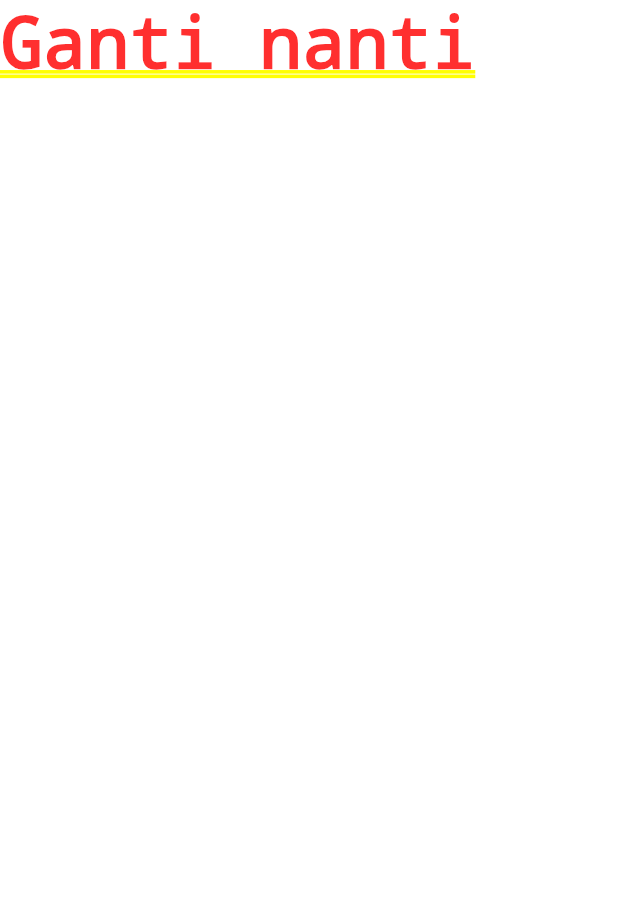
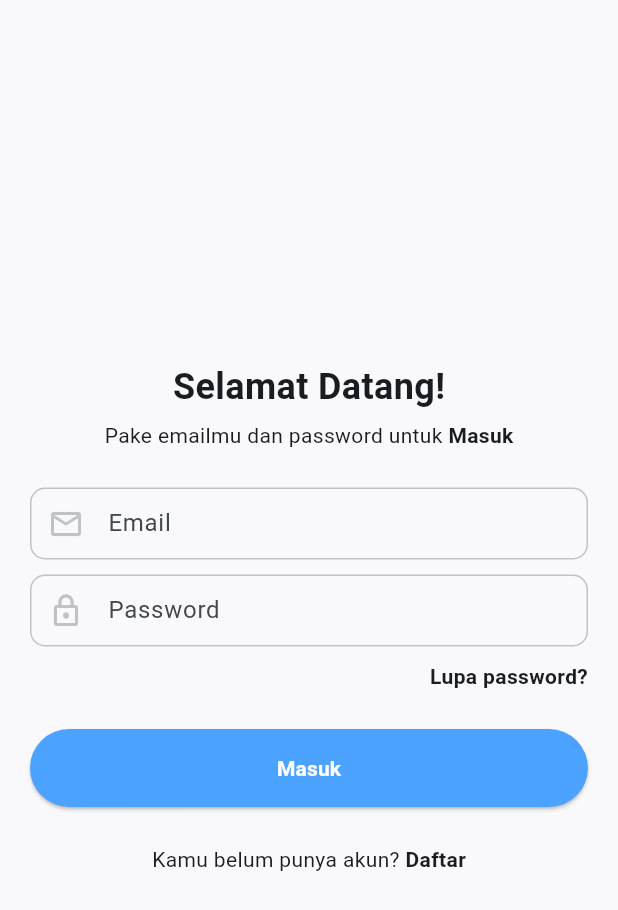
Before and after one commit to Simad9/ProjekAkhir_TPM, a Flutter app: the screen it shows after launch, on a phone screen of 412 x 824 dp. Shown: the top 910 px of the screen. Run offline on Flutter 3.47's test engine with Material 3 defaults, Android fonts, the phone set to English and light mode, and no system bars; our stand-ins replace shared_preferences.

Commit message:
update : login register navigator done

```diff
--- /dev/null
+++ b/lib/components/button_primary.dart
@@ -0,0 +1,23 @@
+import 'package:flutter/material.dart';
+
+class ButtonPrimary extends StatelessWidget {
+  final String text;
+  final void Function() onPressed;
+
+  const ButtonPrimary({super.key, required this.text, required this.onPressed});
+
+  @override
+  Widget build(BuildContext context) {
+    return ElevatedButton(
+      onPressed: onPressed,
+      style: ElevatedButton.styleFrom(
+        padding: EdgeInsets.symmetric(horizontal: 32, vertical: 16),
+        backgroundColor: Color(0xFF4CA2FF),
+      ),
+      child: Text(
+        text,
+        style: TextStyle(color: Colors.white, fontWeight: FontWeight.bold),
+      ),
+    );
+  }
+}
--- /dev/null
+++ b/lib/components/form_input.dart
@@ -0,0 +1,51 @@
+import 'package:flutter/material.dart';
+
+class FormInput extends StatelessWidget {
+  final IconData icon;
+  final String hint;
+  final TextEditingController? controller;
+  final bool obscureText;
+
+  const FormInput({
+    super.key,
+    required this.icon,
+    required this.hint,
+    this.controller,
+    this.obscureText = false,
+  });
+
+  @override
+  Widget build(BuildContext context) {
+    return Column(
+      children: [
+        TextFormField(
+          controller: controller,
+          obscureText: obscureText,
+          decoration: InputDecoration(
+            prefixIcon: Container(
+              padding: EdgeInsets.all(10),
+              child: Icon(icon, color: Color(0xFFBFC3C4)),
+            ),
+            hintText: hint,
+            contentPadding: const EdgeInsets.symmetric(
+              horizontal: 20,
+              vertical: 10,
+            ),
+            border: OutlineInputBorder(
+              borderRadius: BorderRadius.circular(10),
+              borderSide: BorderSide(color: Color(0xFFBFC3C4)),
+            ),
+            enabledBorder: OutlineInputBorder(
+              borderRadius: BorderRadius.circular(10),
+              borderSide: BorderSide(color: Color(0xFFBFC3C4)),
+            ),
+            focusedBorder: OutlineInputBorder(
+              borderRadius: BorderRadius.circular(10),
+              borderSide: BorderSide(color: Color.fromARGB(255, 88, 91, 91)),
+            ),
+          ),
+        ),
+      ],
+    );
+  }
+}
--- a/lib/main.dart
+++ b/lib/main.dart
@@ -1,4 +1,5 @@
 import 'package:flutter/material.dart';
+import 'screens/auth/login_screen.dart';
 
 void main() {
   runApp(const MyApp());
@@ -10,11 +11,12 @@ class MyApp extends StatelessWidget {
   @override
   Widget build(BuildContext context) {
     return MaterialApp(
-      title: 'Flutter Demo',
+      title: 'Projek Akhir Mobile',
+      debugShowCheckedModeBanner: false,
       theme: ThemeData(
-        colorScheme: ColorScheme.fromSeed(seedColor: Colors.deepPurple),
+        colorScheme: ColorScheme.fromSeed(seedColor: Color(0xFF4CA2FF)),
       ),
-      home: const Text("Ganti nanti"),
+      home: const LoginScreen(),
     );
   }
 }
--- /dev/null
+++ b/lib/screens/auth/login_screen.dart
@@ -0,0 +1,138 @@
+// Services
+import 'package:shared_preferences/shared_preferences.dart';
+import 'package:flutter/material.dart';
+
+import '../../components/button_primary.dart';
+import '../../components/form_input.dart';
+import 'register_screen.dart';
+import '../navigasi_screen.dart';
+
+class LoginScreen extends StatefulWidget {
+  const LoginScreen({super.key});
+
+  @override
+  State<LoginScreen> createState() => _LoginScreenState();
+}
+
+class _LoginScreenState extends State<LoginScreen> {
+  final TextEditingController usernameController = TextEditingController();
+  final TextEditingController passwordController = TextEditingController();
+
+  Future<void> _login() async {
+    print('Username: ${usernameController.text}');
+    print('Password: ${passwordController.text}');
+
+    if (usernameController.text.isNotEmpty ||
+        passwordController.text.isNotEmpty) {
+      String session = usernameController.text + passwordController.text;
+
+      final prefs = await SharedPreferences.getInstance();
+      await prefs.setString('session_token', session);
+
+      if (mounted) {
+        Navigator.pushReplacement(
+          context,
+          MaterialPageRoute(builder: (context) => NavigasiScreen()),
+        );
+      }
+    } else {
+      await showDialog(
+        context: context,
+        builder:
+            (context) => AlertDialog(
+              title: Text('Login Gagal'),
+              content: Text('Username atau Password tidak boleh kosong'),
+              actions: [
+                TextButton(
+                  onPressed: () => Navigator.of(context).pop(),
+                  child: Text('OK'),
+                ),
+              ],
+            ),
+      );
+    }
+  }
+
+  @override
+  Widget build(BuildContext context) {
+    return Scaffold(
+      body: Container(
+        padding: EdgeInsets.symmetric(horizontal: 20),
+        color: Color(0xFFF9F9FB),
+        child: Column(
+          mainAxisAlignment: MainAxisAlignment.center,
+          crossAxisAlignment: CrossAxisAlignment.center,
+          children: [
+            Text(
+              "Selamat Datang!",
+              style: TextStyle(fontSize: 24, fontWeight: FontWeight.w600),
+            ),
+            SizedBox(height: 5),
+            Row(
+              mainAxisAlignment: MainAxisAlignment.center,
+              crossAxisAlignment: CrossAxisAlignment.center,
+              children: [
+                Text(
+                  "Pake emailmu dan password untuk ",
+                  style: TextStyle(fontSize: 14),
+                ),
+                Text(
+                  "Masuk",
+                  style: TextStyle(fontSize: 14, fontWeight: FontWeight.bold),
+                ),
+              ],
+            ),
+            SizedBox(height: 25),
+            FormInput(
+              hint: "Email",
+              icon: Icons.email_outlined,
+              controller: usernameController,
+            ),
+            SizedBox(height: 10),
+            FormInput(
+              hint: "Password",
+              icon: Icons.lock_outline,
+              controller: passwordController,
+              obscureText: true, // Set to true for password input
+            ),
+            SizedBox(height: 10),
+            Align(
+              alignment: Alignment.centerRight,
+              child: Text(
+                "Lupa password?",
+                style: TextStyle(fontSize: 14, fontWeight: FontWeight.w600),
+              ),
+            ),
+            SizedBox(height: 25),
+            SizedBox(
+              width: double.infinity,
+              child: ButtonPrimary(
+                text: "Masuk",
+                onPressed: _login, // Call the login function when pressed),
+              ),
+            ),
+            SizedBox(height: 25),
+            Row(
+              mainAxisAlignment: MainAxisAlignment.center,
+              children: [
+                Text("Kamu belum punya akun? "),
+                GestureDetector(
+                  onTap: () {
+                    Navigator.push(
+                      context,
+                      MaterialPageRoute(builder: (context) => RegisterScreen()),
+                    );
+                  },
+                  child: Text(
+                    "Daftar",
+                    style: TextStyle(fontWeight: FontWeight.w600),
+                  ),
+                ),
+              ],
+            ),
+          ],
+        ),
+      ),
+    );
+  }
+}
```
Also changed, not shown: lib/components/menu_list.dart (added, +32 -0 lines), lib/screens/auth/register_screen.dart (added, +92 -0 lines), lib/screens/home/home_screen.dart (added, +10 -0 lines), lib/screens/home/list_screen.dart (added, +10 -0 lines), lib/screens/home/profile_screen.dart (added, +30 -0 lines), lib/screens/navigasi_screen.dart (added, +77 -0 lines), pubspec.yaml (+13 -7 lines), lib/assets/icons/Logo.png (added), lib/assets/icons/back.png (added), lib/assets/icons/generate.png (added), lib/assets/icons/generate_navbar.png (added), lib/assets/icons/generate_navbar_active.png (added), lib/assets/icons/google.png (added), lib/assets/icons/tambah.png (added), 2 more files, 6 other files.
